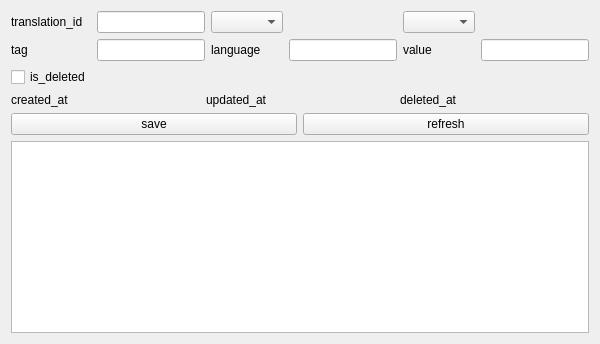
CocoMarck/Multi-Idioma_test, file views/langtags/xml/translation_form.ui: the form before one commit.
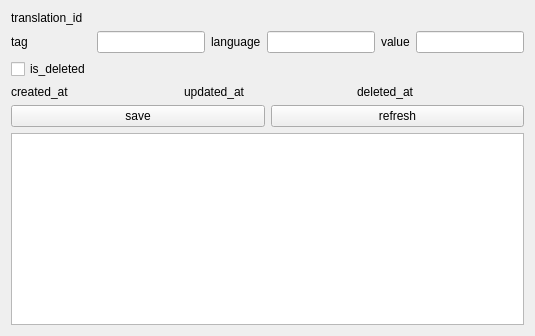
The form after the commit.

Commit message: translation form, get text function

Patch:
```diff
--- a/views/langtags/xml/translation_form.ui
+++ b/views/langtags/xml/translation_form.ui
@@ -16,17 +16,10 @@
       </widget>
      </item>
      <item row="0" column="1">
-      <widget class="QLineEdit" name="entry_translation_id">
+      <widget class="QLabel" name="label_translation_id_text">
       </widget>
      </item>
 
-     <item row="0" column="2">
-      <widget class="QComboBox" name="combobox_tags"/>
-     </item>
-     <item row="0" column="4">
-         <widget class="QComboBox" name="combobox_languages"/>
-     </item>
-
      <item row="1" column="0">
          <widget class="QLabel" name="label_tag">
              <property name="text"><string>tag</string></property>
```
The commit also changes 8 other files.
